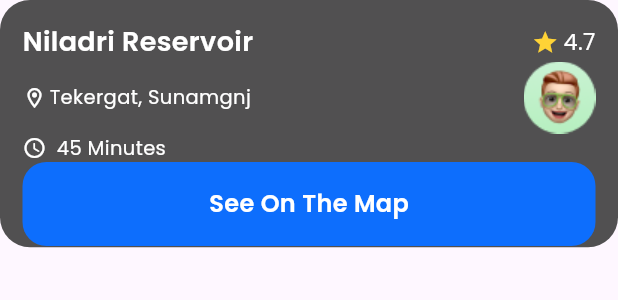
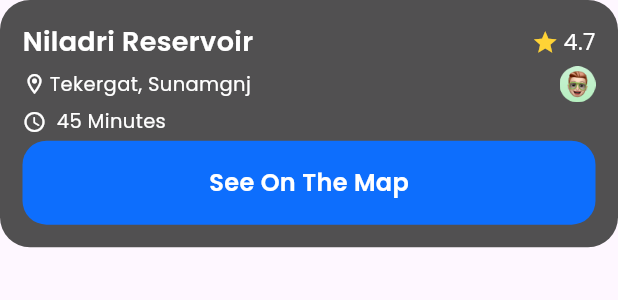
Before and after one commit to ChouguleAnkita13/Flutter_UI_Kit, a Flutter app: the DestinationContainer widget shown alone on an empty page, opened directly with sample values from the repository, on a phone screen of 412 x 824 dp. Shown: the top 300 px of the screen. Run offline on Flutter 3.47's test engine with Material 3 defaults, Android fonts, the phone set to English and light mode, and no system bars; our stand-ins replace flutter_slidable, get, google_fonts, percent_indicator, readmore, smooth_page_indicator.

```diff
--- a/Travel_App/travel_app/lib/view/widgets/view/destination_container.dart
+++ b/Travel_App/travel_app/lib/view/widgets/view/destination_container.dart
@@ -76,7 +76,7 @@ class DestinationContainer extends StatelessWidget {
               ),
                const Spacer(),
 
-             Image.asset("assets/images/details/detail.png"),
+             Image.asset("assets/images/details/detail.png",height: 24,width: 24,),
             ],
           ),
           //3rd Row
```
